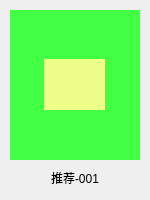
This is recboxitem.ui in RayByteNote/MusicPlayer as Qt 5 draws it before an edit. The edited form follows.
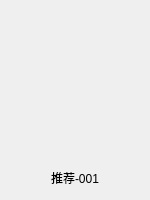
This is the edited form.

What changed in the file:
```diff
--- a/recboxitem.ui
+++ b/recboxitem.ui
@@ -71,14 +71,14 @@
          </sizepolicy>
         </property>
         <property name="styleSheet">
-         <string notr="true">background-color:rgb(65, 255, 67)</string>
+         <string notr="true"/>
         </property>
         <property name="text">
          <string/>
         </property>
        </widget>
       </item>
-      <item row="0" column="0" alignment="Qt::AlignmentFlag::AlignCenter">
+      <item row="0" column="0">
        <widget class="QPushButton" name="recMusicBtn">
         <property name="minimumSize">
          <size>
@@ -99,7 +99,6 @@
          <string notr="true">#recMusicBtn
 {
 	border:none;
-background-color:rgb(237, 255, 137)
 }</string>
         </property>
         <property name="text">
```
